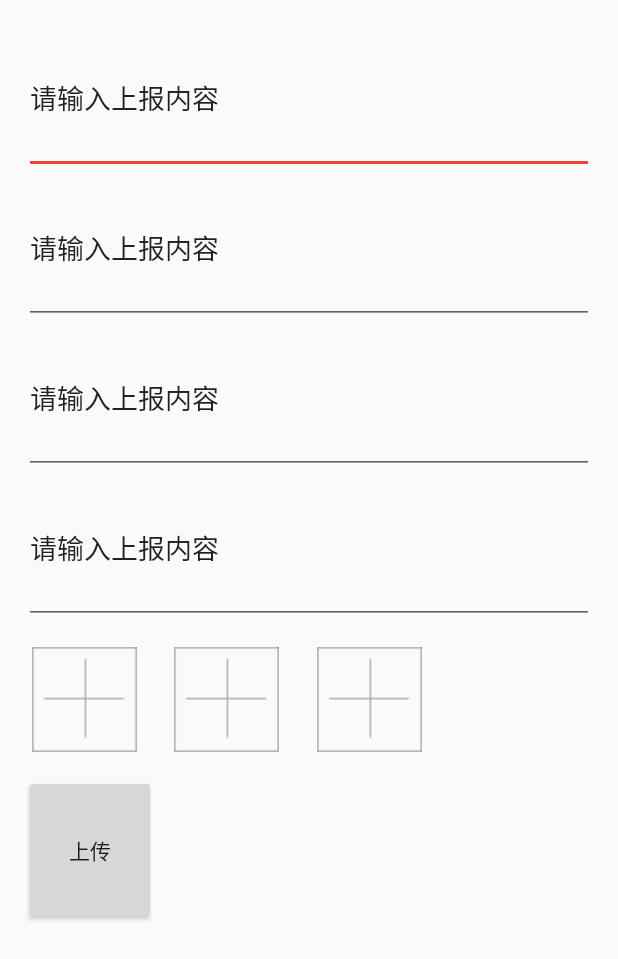
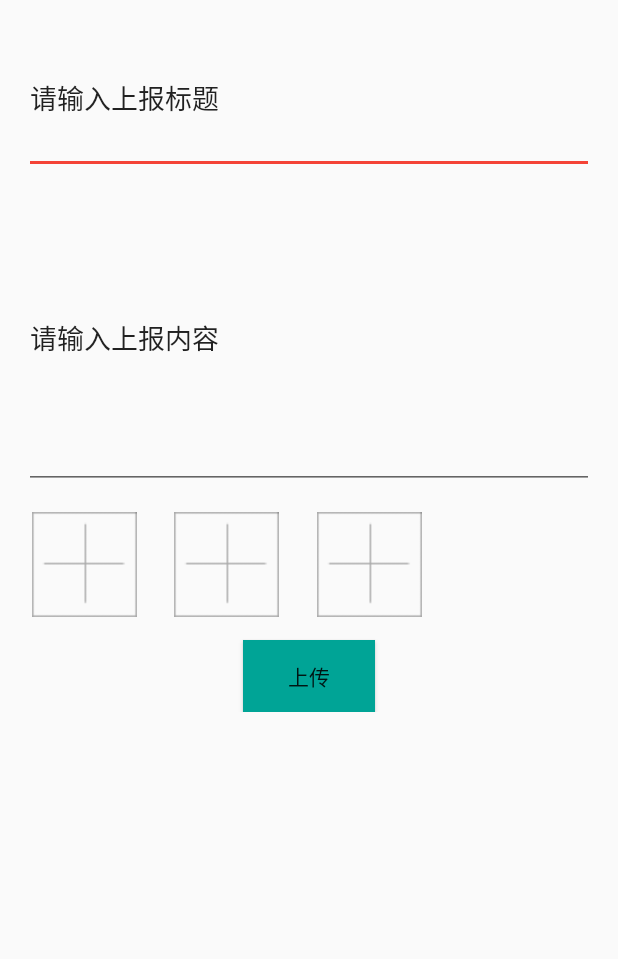
Before and after one commit to YanInfo/SmartCommunity, an Android app: the layout layout_report.xml on its own in the app's theme, with its tools: preview values and no code run, on a phone screen of 412 x 824 dp. Shown: the top 959 px of the screen. Run offline under Robolectric (Android 15) with nearby library versions, the phone set to English and light mode, and no system bars.

Commit message:
change report to entity

```diff
--- a/app/src/main/AndroidManifest.xml
+++ b/app/src/main/AndroidManifest.xml
@@ -30,7 +30,7 @@
         <activity android:name=".RegisterActivity"/>
 
         <activity android:name=".ReportActivity"
-            android:label="@string/app_name"/>
+            android:label="@string/app_report" />
 
         <activity
             android:name="com.lzy.imagepicker.ui.ImagePreviewDelActivity"
--- a/app/src/main/java/com/yaninfo/smartcommunity/Server/SocketServer.java
+++ b/app/src/main/java/com/yaninfo/smartcommunity/Server/SocketServer.java
@@ -31,6 +31,7 @@ public class SocketServer {
          * 收发文字
          */
         new Thread() {
+            @Override
             public void run() {
                 try {
                     ServerSocket ss = new ServerSocket(30001);
@@ -69,6 +70,7 @@ public class SocketServer {
          * 发送图片
          */
         new Thread() {
+            @Override
             public void run() {
                 try {
                     ServerSocket server = new ServerSocket(30002);
@@ -101,6 +103,7 @@ public class SocketServer {
          * 接收图片
          */
         new Thread() {
+            @Override
             public void run() {
                 try {
                     ServerSocket ss = new ServerSocket(30003);
--- a/app/src/main/java/com/yaninfo/smartcommunity/util/CommonUtil.java
+++ b/app/src/main/java/com/yaninfo/smartcommunity/util/CommonUtil.java
@@ -27,4 +27,5 @@ public class CommonUtil {
         }
         return bitmap;
     }
+
 }
--- a/app/src/main/res/layout/layout_report.xml
+++ b/app/src/main/res/layout/layout_report.xml
@@ -1,40 +1,31 @@
 <?xml version="1.0" encoding="utf-8"?>
-<LinearLayout xmlns:android="http://schemas.android.com/apk/res/android"
+<ScrollView android:layout_width="match_parent"
+    android:layout_height="match_parent"
+    xmlns:android="http://schemas.android.com/apk/res/android"
     xmlns:app="http://schemas.android.com/apk/res-auto"
     xmlns:tools="http://schemas.android.com/tools"
-    android:id="@+id/activity_main"
-    android:layout_width="match_parent"
-    android:layout_height="match_parent"
     android:orientation="vertical"
     android:padding="@dimen/activity_vertical_margin">
 
+    <LinearLayout
+        android:layout_width="match_parent"
+        android:layout_height="wrap_content"
+        android:orientation="vertical"
+        android:gravity="center">
 
-  <!--标题-->
+        <!--上报标题-->
   <EditText
       android:id="@+id/text_title"
       android:layout_width="match_parent"
       android:layout_height="100dp"
-      android:text="@string/report_name" />
-
-  <!--时间-->
-  <EditText
-      android:id="@+id/text_time"
-      android:layout_width="match_parent"
-      android:layout_height="100dp"
-      android:text="@string/report_name" />
-
-  <!--时间-->
-  <EditText
-      android:id="@+id/text_time1"
-      android:layout_width="match_parent"
-      android:layout_height="100dp"
-      android:text="@string/report_name" />
+      android:text="@string/report_title" />
 
   <!--正文-->
   <EditText
       android:id="@+id/text_content"
       android:layout_width="match_parent"
-      android:layout_height="100dp"
+      android:layout_height="200dp"
+      android:layout_marginTop="10dp"
       android:text="@string/report_name" />
 
   <android.support.v7.widget.RecyclerView
@@ -42,7 +33,6 @@
       android:layout_marginTop="10dp"
       android:layout_width="match_parent"
       android:layout_height="wrap_content"
-
       android:choiceMode="singleChoice"
       android:divider="@null"
       android:fadingEdge="none"
@@ -52,11 +42,14 @@
       app:spanCount="4"
       tools:listitem="@layout/report_item_image" />
 
-  <Button
-      android:id="@+id/button"
-      android:layout_marginTop="10dp"
-      android:layout_width="wrap_content"
-      android:layout_height="100dp"
-      android:text="@string/report_commit" />
+        <Button
+            android:id="@+id/button"
+            android:layout_marginTop="10dp"
+            android:layout_width="wrap_content"
+            android:layout_height="wrap_content"
+            android:text="@string/report_commit"
+            android:background="@color/text_green" />
 
-</LinearLayout>
+    </LinearLayout>
+
+</ScrollView>
--- a/app/src/main/res/values/strings.xml
+++ b/app/src/main/res/values/strings.xml
@@ -25,6 +25,7 @@
     <string name="login_third">使用第三方登录</string>
 
     <!--上报-->
+    <string name="report_title">请输入上报标题</string>
     <string name="report_name">请输入上报内容</string>
     <string name="report_commit">上传</string>
 
```
Also changed, not shown: app/src/main/java/com/dangjian/project/system/report/domain/Report.java (added, +148 -0 lines), app/src/main/java/com/yaninfo/smartcommunity/Entity/Report.java (deleted, +0 -107 lines), app/src/main/java/com/yaninfo/smartcommunity/LoginActivity.java (+6 -2 lines), app/src/main/java/com/yaninfo/smartcommunity/ReportActivity.java (+14 -15 lines).
